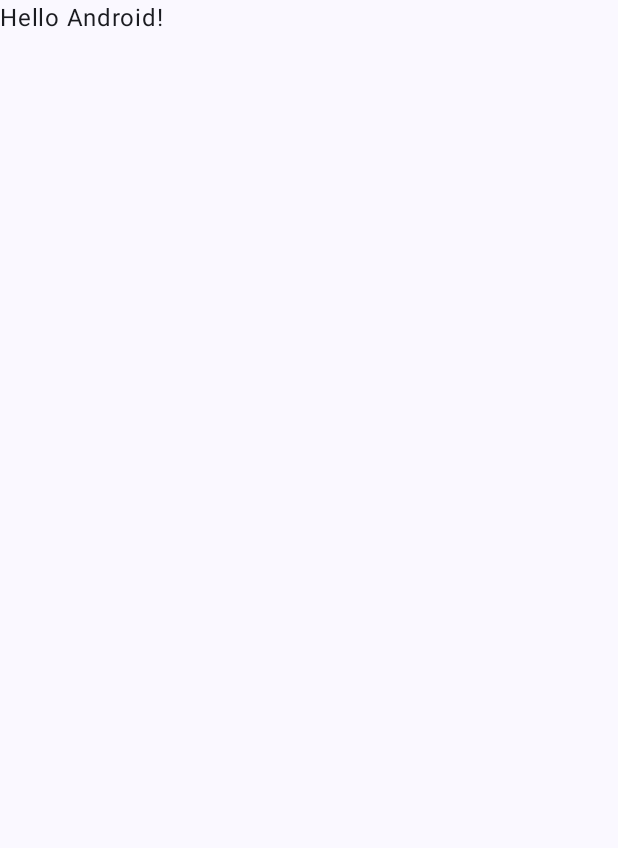
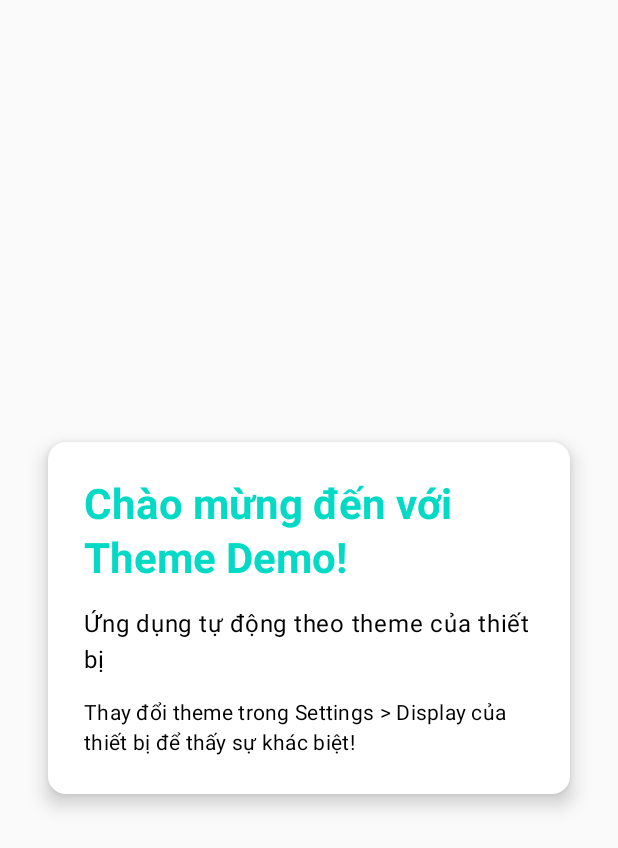
Before and after one commit to ManhVH26/Project-Demo, an Android app built with Jetpack Compose: the screen it shows after launch (MainActivity), on a phone screen of 412 x 824 dp. Before the commit the part shown is almost empty. Shown: the top 848 px of the screen. Run offline under Robolectric (Android 15) with nearby library versions, the phone set to English and light mode, and no system bars.

Commit message:
Develop theme dark light

```diff
--- a/app/src/main/java/com/example/projectdemo/MainActivity.kt
+++ b/app/src/main/java/com/example/projectdemo/MainActivity.kt
@@ -5,43 +5,40 @@ import androidx.activity.ComponentActivity
 import androidx.activity.compose.setContent
 import androidx.activity.enableEdgeToEdge
 import androidx.compose.foundation.layout.fillMaxSize
-import androidx.compose.foundation.layout.padding
-import androidx.compose.material3.Scaffold
-import androidx.compose.material3.Text
+import androidx.compose.material3.ExperimentalMaterial3Api
 import androidx.compose.runtime.Composable
 import androidx.compose.ui.Modifier
 import androidx.compose.ui.tooling.preview.Preview
+import com.example.projectdemo.presentation.MainContent
 import com.example.projectdemo.ui.theme.ProjectDemoTheme
 
 class MainActivity : ComponentActivity() {
+    @OptIn(ExperimentalMaterial3Api::class)
     override fun onCreate(savedInstanceState: Bundle?) {
         super.onCreate(savedInstanceState)
         enableEdgeToEdge()
         setContent {
             ProjectDemoTheme {
-                Scaffold(modifier = Modifier.fillMaxSize()) { innerPadding ->
-                    Greeting(
-                        name = "Android",
-                        modifier = Modifier.padding(innerPadding)
-                    )
-                }
+                MainContent(
+                    modifier = Modifier.fillMaxSize()
+                )
             }
         }
     }
 }
 
+@Preview(showBackground = true)
 @Composable
-fun Greeting(name: String, modifier: Modifier = Modifier) {
-    Text(
-        text = "Hello $name!",
-        modifier = modifier
-    )
+fun MainContentPreview() {
+    ProjectDemoTheme {
+        MainContent()
+    }
 }
 
-@Preview(showBackground = true)
+@Preview(showBackground = true, uiMode = android.content.res.Configuration.UI_MODE_NIGHT_YES)
 @Composable
-fun GreetingPreview() {
-    ProjectDemoTheme {
-        Greeting("Android")
+fun MainContentDarkPreview() {
+    ProjectDemoTheme(darkTheme = true) {
+        MainContent()
     }
 }
--- /dev/null
+++ b/app/src/main/java/com/example/projectdemo/presentation/MainContent.kt
@@ -0,0 +1,88 @@
+package com.example.projectdemo.presentation
+
+import androidx.compose.foundation.layout.Arrangement
+import androidx.compose.foundation.layout.Column
+import androidx.compose.foundation.layout.Spacer
+import androidx.compose.foundation.layout.fillMaxSize
+import androidx.compose.foundation.layout.fillMaxWidth
+import androidx.compose.foundation.layout.height
+import androidx.compose.foundation.layout.padding
+import androidx.compose.material3.Card
+import androidx.compose.material3.CardDefaults
+import androidx.compose.material3.MaterialTheme
+import androidx.compose.material3.Text
+import androidx.compose.runtime.Composable
+import androidx.compose.ui.Alignment
+import androidx.compose.ui.Modifier
+import androidx.compose.ui.text.font.FontWeight
+import androidx.compose.ui.tooling.preview.Preview
+import androidx.compose.ui.unit.dp
+import com.example.projectdemo.ui.theme.AppTheme
+import com.example.projectdemo.ui.theme.ProjectDemoTheme
+
+@Composable
+fun MainContent(
+    modifier: Modifier = Modifier
+) {
+    Column(
+        modifier = modifier
+            .fillMaxSize()
+            .padding(16.dp),
+        horizontalAlignment = Alignment.CenterHorizontally,
+        verticalArrangement = Arrangement.Center
+    ) {
+        Card(
+            modifier = Modifier
+                .fillMaxWidth()
+                .padding(16.dp),
+            elevation = CardDefaults.cardElevation(defaultElevation = 8.dp),
+            colors = CardDefaults.cardColors(
+                containerColor = AppTheme.colors.cardBackground
+            )
+        ) {
+            Column(
+                modifier = Modifier.padding(24.dp),
+                horizontalAlignment = Alignment.CenterHorizontally
+            ) {
+                Text(
+                    text = "Chào mừng đến với Theme Demo!",
+                    style = MaterialTheme.typography.headlineMedium,
+                    fontWeight = FontWeight.Bold,
+                    color = AppTheme.colors.brandColor
+                )
+
+                Spacer(modifier = Modifier.height(16.dp))
+
+                Text(
+                    text = "Ứng dụng tự động theo theme của thiết bị",
+                    style = MaterialTheme.typography.bodyLarge,
+                    color = AppTheme.colors.onCardBackground
+                )
+
+                Spacer(modifier = Modifier.height(16.dp))
+
+                Text(
+                    text = "Thay đổi theme trong Settings > Display của thiết bị để thấy sự khác biệt!",
+                    style = MaterialTheme.typography.bodyMedium,
+                    color = AppTheme.colors.onCardBackground
+                )
+            }
+        }
+    }
+}
+
+@Preview(showBackground = true)
+@Composable
+fun MainContentPreview() {
+    ProjectDemoTheme {
+        MainContent()
+    }
+}
+
+@Preview(showBackground = true, uiMode = android.content.res.Configuration.UI_MODE_NIGHT_YES)
+@Composable
+fun MainContentDarkPreview() {
+    ProjectDemoTheme(darkTheme = true) {
+        MainContent()
+    }
+}
--- /dev/null
+++ b/app/src/main/java/com/example/projectdemo/ui/theme/AppTheme.kt
@@ -0,0 +1,10 @@
+package com.example.projectdemo.ui.theme
+
+import androidx.compose.runtime.Composable
+import com.example.projectdemo.ui.theme.colors.CustomColorScheme
+
+object AppTheme {
+    val colors: CustomColorScheme
+        @Composable
+        get() = LocalCustomColorScheme.current
+}
--- a/app/src/main/java/com/example/projectdemo/ui/theme/Color.kt
+++ /dev/null
@@ -1,11 +0,0 @@
-package com.example.projectdemo.ui.theme
-
-import androidx.compose.ui.graphics.Color
-
-val Purple80 = Color(0xFFD0BCFF)
-val PurpleGrey80 = Color(0xFFCCC2DC)
-val Pink80 = Color(0xFFEFB8C8)
-
-val Purple40 = Color(0xFF6650a4)
-val PurpleGrey40 = Color(0xFF625b71)
-val Pink40 = Color(0xFF7D5260)
--- a/app/src/main/java/com/example/projectdemo/ui/theme/Theme.kt
+++ b/app/src/main/java/com/example/projectdemo/ui/theme/Theme.kt
@@ -1,58 +1,19 @@
 package com.example.projectdemo.ui.theme
 
-import android.app.Activity
-import android.os.Build
 import androidx.compose.foundation.isSystemInDarkTheme
 import androidx.compose.material3.MaterialTheme
-import androidx.compose.material3.darkColorScheme
-import androidx.compose.material3.dynamicDarkColorScheme
-import androidx.compose.material3.dynamicLightColorScheme
-import androidx.compose.material3.lightColorScheme
 import androidx.compose.runtime.Composable
-import androidx.compose.ui.platform.LocalContext
 
-private val DarkColorScheme = darkColorScheme(
-    primary = Purple80,
-    secondary = PurpleGrey80,
-    tertiary = Pink80
-)
-
-private val LightColorScheme = lightColorScheme(
-    primary = Purple40,
-    secondary = PurpleGrey40,
-    tertiary = Pink40
-
-    /* Other default colors to override
-    background = Color(0xFFFFFBFE),
-    surface = Color(0xFFFFFBFE),
-    onPrimary = Color.White,
-    onSecondary = Color.White,
-    onTertiary = Color.White,
-    onBackground = Color(0xFF1C1B1F),
-    onSurface = Color(0xFF1C1B1F),
-    */
-)
 
 @Composable
 fun ProjectDemoTheme(
     darkTheme: Boolean = isSystemInDarkTheme(),
-    // Dynamic color is available on Android 12+
-    dynamicColor: Boolean = true,
     content: @Composable () -> Unit
 ) {
-    val colorScheme = when {
-        dynamicColor && Build.VERSION.SDK_INT >= Build.VERSION_CODES.S -> {
-            val context = LocalContext.current
-            if (darkTheme) dynamicDarkColorScheme(context) else dynamicLightColorScheme(context)
-        }
-
-        darkTheme -> DarkColorScheme
-        else -> LightColorScheme
+    ProvideCustomColorScheme(darkTheme = darkTheme) {
+        MaterialTheme(
+            typography = Typography,
+            content = content
+        )
     }
-
-    MaterialTheme(
-        colorScheme = colorScheme,
-        typography = Typography,
-        content = content
-    )
 }
--- /dev/null
+++ b/app/src/main/java/com/example/projectdemo/ui/theme/ThemeProvider.kt
@@ -0,0 +1,29 @@
+package com.example.projectdemo.ui.theme
+
+import androidx.compose.foundation.isSystemInDarkTheme
+import androidx.compose.runtime.Composable
+import androidx.compose.runtime.CompositionLocalProvider
+import androidx.compose.runtime.staticCompositionLocalOf
+import com.example.projectdemo.ui.theme.colors.CustomColorScheme
+import com.example.projectdemo.ui.theme.colors.DarkColorScheme
+import com.example.projectdemo.ui.theme.colors.LightColorScheme
+
+val LocalCustomColorScheme = staticCompositionLocalOf<CustomColorScheme> {
+    error("CustomColorScheme not provided")
+}
+
+@Composable
+fun ProvideCustomColorScheme(
+    darkTheme: Boolean = isSystemInDarkTheme(),
+    content: @Composable () -> Unit
+) {
+    val colorScheme = if (darkTheme) {
+        DarkColorScheme
+    } else {
+        LightColorScheme
+    }
+
+    CompositionLocalProvider(LocalCustomColorScheme provides colorScheme) {
+        content()
+    }
+}
--- /dev/null
+++ b/app/src/main/java/com/example/projectdemo/ui/theme/colors/CustomColorScheme.kt
@@ -0,0 +1,9 @@
+package com.example.projectdemo.ui.theme.colors
+
+import androidx.compose.ui.graphics.Color
+
+data class CustomColorScheme(
+    val brandColor: Color,
+    val cardBackground: Color,
+    val onCardBackground: Color,
+)
--- /dev/null
+++ b/app/src/main/java/com/example/projectdemo/ui/theme/colors/DarkColorScheme.kt
@@ -0,0 +1,9 @@
+package com.example.projectdemo.ui.theme.colors
+
+import androidx.compose.ui.graphics.Color
+
+val DarkColorScheme = CustomColorScheme(
+    brandColor = Color(0xFF6200EE),
+    cardBackground = Color(0xFF2D2D2D),
+    onCardBackground = Color(0xFFFFFFFF)
+)
--- /dev/null
+++ b/app/src/main/java/com/example/projectdemo/ui/theme/colors/LightColorScheme.kt
@@ -0,0 +1,9 @@
+package com.example.projectdemo.ui.theme.colors
+
+import androidx.compose.ui.graphics.Color
+
+val LightColorScheme = CustomColorScheme(
+    brandColor = Color(0xFF03DAC6),
+    cardBackground = Color(0xFFFFFFFF),
+    onCardBackground = Color(0xFF000000)
+)
```
